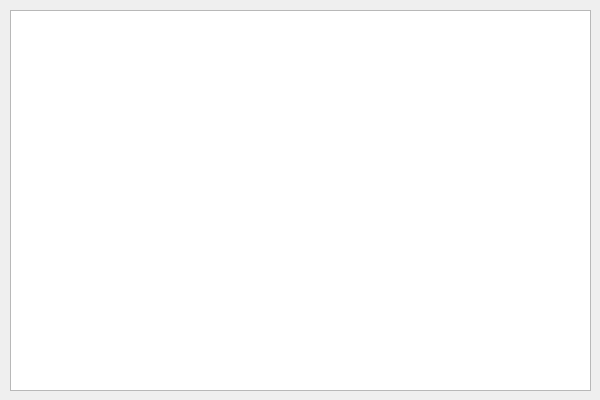
Old version of the form main.ui in the repository mariiamamedli/coffee.
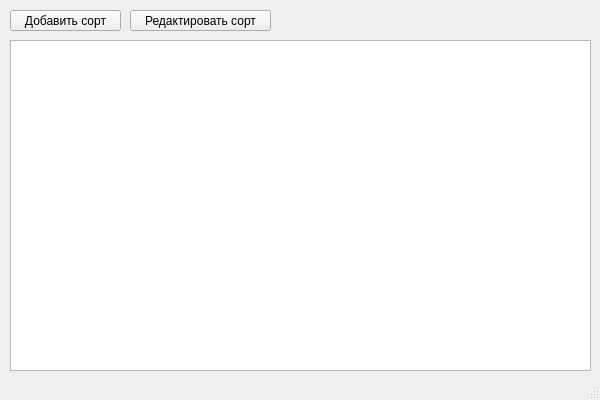
New version of the form.

```diff
--- a/main.ui
+++ b/main.ui
@@ -36,13 +36,40 @@
     <property name="geometry">
      <rect>
       <x>10</x>
-      <y>10</y>
+      <y>40</y>
       <width>581</width>
-      <height>381</height>
+      <height>331</height>
      </rect>
     </property>
    </widget>
+   <widget class="QPushButton" name="pushButton">
+    <property name="geometry">
+     <rect>
+      <x>10</x>
+      <y>10</y>
+      <width>111</width>
+      <height>21</height>
+     </rect>
+    </property>
+    <property name="text">
+     <string>Добавить сорт</string>
+    </property>
+   </widget>
+   <widget class="QPushButton" name="pushButton_2">
+    <property name="geometry">
+     <rect>
+      <x>130</x>
+      <y>10</y>
+      <width>141</width>
+      <height>21</height>
+     </rect>
+    </property>
+    <property name="text">
+     <string>Редактировать сорт</string>
+    </property>
+   </widget>
   </widget>
+  <widget class="QStatusBar" name="statusBar"/>
  </widget>
  <resources/>
  <connections/>
```
Left out of the diff: 2 changed lines with no effect on the pictures.
